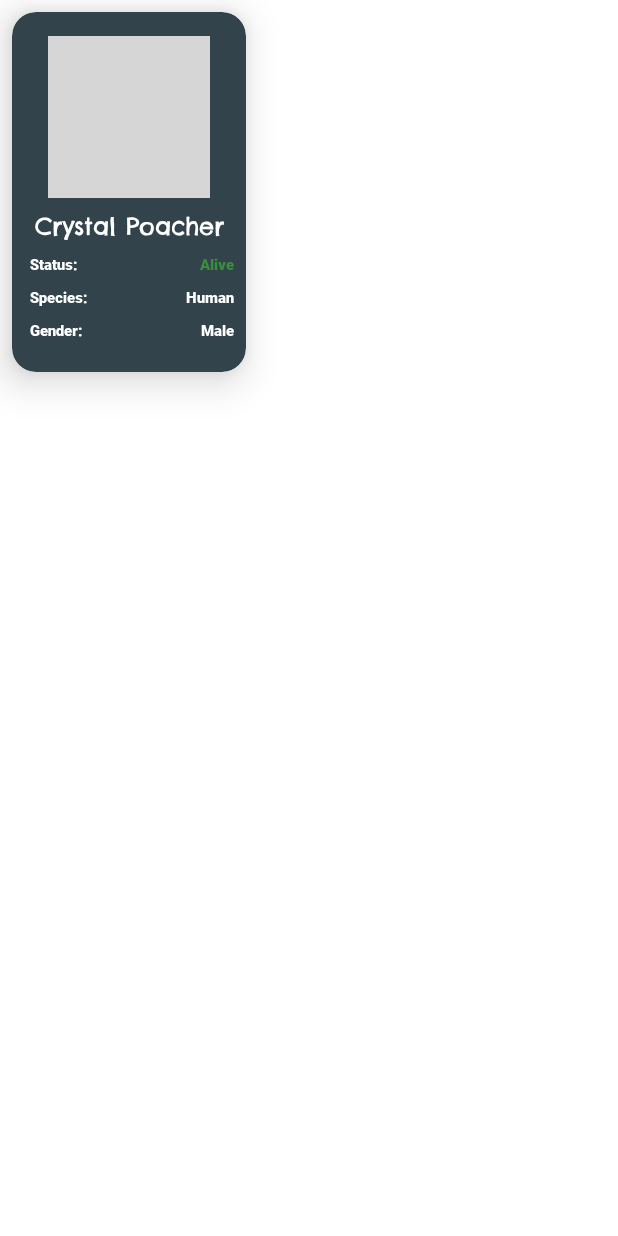
After one commit to temsiPatrin/Sample_for_interview, an Android app: the layout item_character.xml on its own in the app's theme, with its tools: preview values and no code run, on a phone screen of 412 x 824 dp. The commit adds this screen. Run offline under Robolectric (Android 15) with nearby library versions, the phone set to English and light mode, and no system bars; grey boxes are pictures that could not be loaded.

Commit message:
add xml layout and res

```diff
--- /dev/null
+++ b/app/src/main/res/layout/item_character.xml
@@ -0,0 +1,122 @@
+<?xml version="1.0" encoding="utf-8"?>
+<androidx.cardview.widget.CardView xmlns:android="http://schemas.android.com/apk/res/android"
+    xmlns:app="http://schemas.android.com/apk/res-auto"
+    xmlns:tools="http://schemas.android.com/tools"
+    android:id="@+id/cardCharacter"
+    android:layout_width="156dp"
+    android:layout_height="240dp"
+    android:layout_margin="8dp"
+    app:cardBackgroundColor="#33434B"
+    app:cardCornerRadius="16dp"
+    app:cardElevation="16dp">
+
+    <androidx.constraintlayout.widget.ConstraintLayout
+        android:layout_width="match_parent"
+        android:layout_height="match_parent">
+
+        <TextView
+            android:id="@+id/name"
+            android:layout_width="wrap_content"
+            android:layout_height="wrap_content"
+            android:layout_marginStart="4dp"
+            android:layout_marginTop="8dp"
+            android:layout_marginEnd="4dp"
+            android:fontFamily="@font/chelsea_market"
+            android:maxLines="1"
+            android:text="Crystal Poacher"
+            android:textColor="@color/white"
+            android:textSize="16dp"
+            app:layout_constraintEnd_toEndOf="parent"
+            app:layout_constraintStart_toStartOf="parent"
+            app:layout_constraintTop_toBottomOf="@+id/image" />
+
+        <ImageView
+            android:id="@+id/image"
+            android:layout_width="108dp"
+            android:layout_height="108dp"
+            android:layout_marginStart="24dp"
+            android:layout_marginTop="16dp"
+            android:layout_marginEnd="24dp"
+            app:layout_constraintEnd_toEndOf="parent"
+            app:layout_constraintStart_toStartOf="parent"
+            app:layout_constraintTop_toTopOf="parent"
+            tools:srcCompat="@tools:sample/avatars" />
+
+        <TextView
+            android:id="@+id/statusField"
+            android:layout_width="wrap_content"
+            android:layout_height="wrap_content"
+            android:layout_marginStart="12dp"
+            android:layout_marginTop="8dp"
+            android:fontFamily="@font/roboto_black"
+            android:text="@string/status"
+            android:textColor="@color/white"
+            android:textSize="10dp"
+            app:layout_constraintStart_toStartOf="parent"
+            app:layout_constraintTop_toBottomOf="@+id/name" />
+
+        <TextView
+            android:id="@+id/status"
+            android:layout_width="wrap_content"
+            android:layout_height="wrap_content"
+            android:layout_marginEnd="8dp"
+            android:fontFamily="@font/roboto_black"
+            android:textColor="@color/green"
+            android:textSize="10dp"
+            app:layout_constraintEnd_toEndOf="parent"
+            app:layout_constraintTop_toTopOf="@+id/statusField"
+            tools:text="Alive" />
+
+        <TextView
+            android:id="@+id/speciesField"
+            android:layout_width="wrap_content"
+            android:layout_height="wrap_content"
+            android:layout_marginStart="12dp"
+            android:layout_marginTop="8dp"
+            android:fontFamily="@font/roboto_black"
+            android:text="@string/species"
+            android:textColor="@color/white"
+            android:textSize="10dp"
+            app:layout_constraintStart_toStartOf="parent"
+            app:layout_constraintTop_toBottomOf="@+id/statusField" />
+
+        <TextView
+            android:id="@+id/species"
+            android:layout_width="wrap_content"
+            android:layout_height="wrap_content"
+            android:layout_marginEnd="8dp"
+            android:fontFamily="@font/roboto_black"
+            android:textColor="@color/white"
+            android:textSize="10dp"
+            app:layout_constraintEnd_toEndOf="parent"
+            app:layout_constraintTop_toTopOf="@+id/speciesField"
+            tools:text="Human" />
+
+        <TextView
+            android:id="@+id/genderField"
+            android:layout_width="wrap_content"
+            android:layout_height="wrap_content"
+            android:layout_marginStart="12dp"
+            android:layout_marginTop="8dp"
+            android:fontFamily="@font/roboto_black"
+            android:text="@string/gender"
+            android:textColor="@color/white"
+            android:textSize="10dp"
+            app:layout_constraintStart_toStartOf="parent"
+            app:layout_constraintTop_toBottomOf="@+id/speciesField" />
+
+        <TextView
+            android:id="@+id/gender"
+            android:layout_width="wrap_content"
+            android:layout_height="wrap_content"
+            android:layout_marginEnd="8dp"
+            android:fontFamily="@font/roboto_black"
+            android:textColor="@color/white"
+            android:textSize="10dp"
+            app:layout_constraintEnd_toEndOf="parent"
+            app:layout_constraintTop_toTopOf="@+id/genderField"
+            tools:text="Male" />
+
+    </androidx.constraintlayout.widget.ConstraintLayout>
+
+</androidx.cardview.widget.CardView>
--- a/app/src/main/res/layout/main_activity.xml
+++ b/app/src/main/res/layout/main_activity.xml
@@ -1,7 +1,18 @@
 <?xml version="1.0" encoding="utf-8"?>
 <FrameLayout xmlns:android="http://schemas.android.com/apk/res/android"
     xmlns:tools="http://schemas.android.com/tools"
+    xmlns:app="http://schemas.android.com/apk/res-auto"
     android:id="@+id/container"
     android:layout_width="match_parent"
     android:layout_height="match_parent"
-    tools:context=".MainActivity" />
+    tools:context=".core.MainActivity">
+
+    <androidx.fragment.app.FragmentContainerView
+        android:id="@+id/myNavHostFragment"
+        android:name="androidx.navigation.fragment.NavHostFragment"
+        android:layout_width="match_parent"
+        android:layout_height="match_parent"
+        app:defaultNavHost="true"
+        app:navGraph="@navigation/navigation" />
+
+</FrameLayout>
--- a/app/src/main/res/layout/main_fragment.xml
+++ b/app/src/main/res/layout/main_fragment.xml
@@ -5,16 +5,18 @@
     android:id="@+id/main"
     android:layout_width="match_parent"
     android:layout_height="match_parent"
-    tools:context=".ui.main.MainFragment">
+    android:background="#263238"
+    tools:context=".ui.MainFragment">
 
-    <TextView
-        android:id="@+id/message"
-        android:layout_width="wrap_content"
-        android:layout_height="wrap_content"
-        android:text="MainFragment"
+
+    <androidx.recyclerview.widget.RecyclerView
+        android:id="@+id/rvCharacters"
+        android:layout_width="match_parent"
+        android:layout_height="match_parent"
         app:layout_constraintBottom_toBottomOf="parent"
         app:layout_constraintEnd_toEndOf="parent"
         app:layout_constraintStart_toStartOf="parent"
-        app:layout_constraintTop_toTopOf="parent" />
-
+        app:layout_constraintTop_toTopOf="parent"
+        android:layout_margin="8dp"
+        tools:listitem="@layout/item_character" />
 </androidx.constraintlayout.widget.ConstraintLayout>
--- /dev/null
+++ b/app/src/main/res/navigation/navigation.xml
@@ -0,0 +1,13 @@
+<?xml version="1.0" encoding="utf-8"?>
+<navigation xmlns:android="http://schemas.android.com/apk/res/android"
+    xmlns:app="http://schemas.android.com/apk/res-auto"
+    xmlns:tools="http://schemas.android.com/tools"
+    android:id="@+id/navigation"
+    app:startDestination="@id/mainFragment">
+
+    <fragment
+        android:id="@+id/mainFragment"
+        android:name="com.temsipatrin.sampleforinterview.ui.MainFragment"
+        android:label="main_fragment"
+        tools:layout="@layout/main_fragment" />
+</navigation>
--- a/app/src/main/res/values-night/themes.xml
+++ b/app/src/main/res/values-night/themes.xml
@@ -1,6 +1,6 @@
 <resources xmlns:tools="http://schemas.android.com/tools">
     <!-- Base application theme. -->
-    <style name="Theme.SampleForInterview" parent="Theme.MaterialComponents.DayNight.DarkActionBar">
+    <style name="Theme.SampleForInterview" parent="Theme.MaterialComponents.DayNight.NoActionBar">
         <!-- Primary brand color. -->
         <item name="colorPrimary">@color/purple_200</item>
         <item name="colorPrimaryVariant">@color/purple_700</item>
--- /dev/null
+++ b/app/src/main/res/values/arrays.xml
@@ -0,0 +1,5 @@
+<?xml version="1.0" encoding="utf-8"?>
+<resources>
+    <array name="preloaded_fonts" translatable="false">
+    </array>
+</resources>
--- a/app/src/main/res/values/colors.xml
+++ b/app/src/main/res/values/colors.xml
@@ -7,4 +7,7 @@
     <color name="teal_700">#FF018786</color>
     <color name="black">#FF000000</color>
     <color name="white">#FFFFFFFF</color>
+    <color name="red">#ED0000</color>
+    <color name="green">#388E3C</color>
+    <color name="gray">#7E7E7E</color>
 </resources>
--- a/app/src/main/res/values/strings.xml
+++ b/app/src/main/res/values/strings.xml
@@ -1,3 +1,10 @@
 <resources>
     <string name="app_name">Sample for interview</string>
+
+    //Error
+    <string name="error_check_internet_connection">Check Internet Connection</string>
+    <string name="error_oops_error_occured">Oops!! An Error Occurred</string>
+    <string name="status">Status:</string>
+    <string name="species">Species:</string>
+    <string name="gender">Gender:</string>
 </resources>
--- a/app/src/main/res/values/themes.xml
+++ b/app/src/main/res/values/themes.xml
@@ -1,6 +1,6 @@
 <resources xmlns:tools="http://schemas.android.com/tools">
     <!-- Base application theme. -->
-    <style name="Theme.SampleForInterview" parent="Theme.MaterialComponents.DayNight.DarkActionBar">
+    <style name="Theme.SampleForInterview" parent="Theme.MaterialComponents.DayNight.NoActionBar">
         <!-- Primary brand color. -->
         <item name="colorPrimary">@color/purple_500</item>
         <item name="colorPrimaryVariant">@color/purple_700</item>
```
Also changed, not shown: app/src/main/res/font/chelsea_market.ttf (added), app/src/main/res/font/roboto_black.ttf (added).
